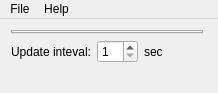
loathingKernel/Qutefan, file qutefan/qutefan/qutefan.ui: the form before one commit.
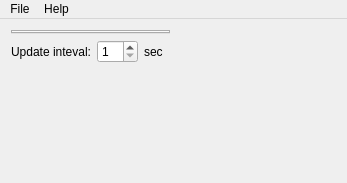
The form after the commit. Icons and pictures are not drawn.

```diff
--- a/qutefan/qutefan/qutefan.ui
+++ b/qutefan/qutefan/qutefan.ui
@@ -6,8 +6,8 @@
    <rect>
     <x>0</x>
     <y>0</y>
-    <width>218</width>
-    <height>85</height>
+    <width>347</width>
+    <height>183</height>
    </rect>
   </property>
   <property name="sizePolicy">
@@ -38,7 +38,7 @@
     <item>
      <layout class="QHBoxLayout" name="horizontalLayoutInterval">
       <property name="sizeConstraint">
-       <enum>QLayout::SetDefaultConstraint</enum>
+       <enum>QLayout::SetFixedSize</enum>
       </property>
       <item>
        <widget class="QLabel" name="labelInterval">
@@ -69,12 +69,6 @@
         <property name="orientation">
          <enum>Qt::Horizontal</enum>
         </property>
-        <property name="sizeHint" stdset="0">
-         <size>
-          <width>40</width>
-          <height>20</height>
-         </size>
-        </property>
        </spacer>
       </item>
      </layout>
@@ -94,7 +88,7 @@
     <rect>
      <x>0</x>
      <y>0</y>
-     <width>218</width>
+     <width>347</width>
      <height>18</height>
     </rect>
    </property>
```
Left out of the diff: 5 changed lines with no effect on the pictures.
